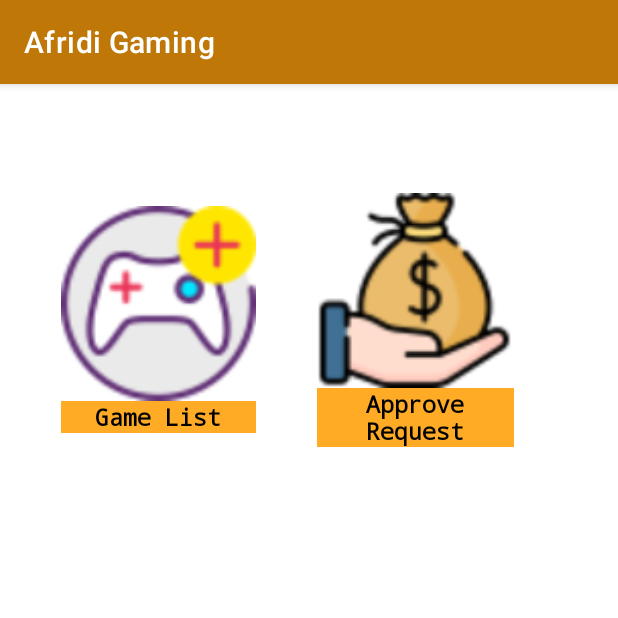
After one commit to monirozzaman/Afridi-Gaming-Frontend, an Android app: the AdminHomeActivity screen opened directly, with no data from a screen before it, on a phone screen of 412 x 824 dp, the top half of it. The commit adds this screen. Run offline under Robolectric (Android 15) with nearby library versions, the phone set to English and light mode, and no system bars.

Commit message:
Add Admin Panel

```diff
--- /dev/null
+++ b/app/src/main/java/com/itvillage/afridigaming/AdminHomeActivity.java
@@ -0,0 +1,35 @@
+package com.itvillage.afridigaming;
+
+import android.content.Intent;
+import android.os.Bundle;
+import android.view.View;
+import android.widget.LinearLayout;
+
+import androidx.appcompat.app.AppCompatActivity;
+
+public class AdminHomeActivity extends AppCompatActivity {
+    LinearLayout game_list, add_money;
+
+    @Override
+    protected void onCreate(Bundle savedInstanceState) {
+        super.onCreate(savedInstanceState);
+        setContentView(R.layout.activity_admin_home);
+
+        game_list = findViewById(R.id.game_list);
+        add_money = findViewById(R.id.add_money);
+
+        game_list.setOnClickListener(new View.OnClickListener() {
+            @Override
+            public void onClick(View v) {
+                startActivity(new Intent(getApplicationContext(), GameListActivity.class));
+            }
+        });
+        add_money.setOnClickListener(new View.OnClickListener() {
+            @Override
+            public void onClick(View v) {
+                startActivity(new Intent(getApplicationContext(), MoneyApprovalActivity.class));
+            }
+        });
+
+    }
+}
--- a/app/src/main/java/com/itvillage/afridigaming/services/SignUpService.java
+++ b/app/src/main/java/com/itvillage/afridigaming/services/SignUpService.java
@@ -23,8 +23,7 @@ public class SignUpService {
     }
 
 
-    public Observable<SignUpResponse> createPatientWithSignUP(
-                                                              String userName,
+    public Observable<SignUpResponse> createPatientWithSignUP(String userName,
                                                               String email,
                                                               String password) {
 
--- /dev/null
+++ b/app/src/main/res/layout/activity_admin_home.xml
@@ -0,0 +1,132 @@
+<?xml version="1.0" encoding="utf-8"?>
+<androidx.constraintlayout.widget.ConstraintLayout xmlns:android="http://schemas.android.com/apk/res/android"
+    xmlns:app="http://schemas.android.com/apk/res-auto"
+    xmlns:tools="http://schemas.android.com/tools"
+    android:layout_width="match_parent"
+    android:layout_height="match_parent"
+    android:background="@color/white"
+    tools:context=".AdminHomeActivity">
+
+    <LinearLayout
+        android:id="@+id/game_list"
+        android:layout_width="wrap_content"
+        android:layout_height="wrap_content"
+        android:orientation="vertical"
+        app:layout_constraintBottom_toBottomOf="parent"
+        app:layout_constraintEnd_toStartOf="@+id/add_money"
+        app:layout_constraintStart_toStartOf="parent"
+        app:layout_constraintTop_toTopOf="parent"
+        app:layout_constraintVertical_bias="0.132"
+        tools:ignore="MissingConstraints">
+
+        <ImageView
+            android:layout_width="130dp"
+            android:layout_height="130dp"
+            android:background="@drawable/add_game_icon" />
+
+        <TextView
+            android:layout_width="match_parent"
+            android:layout_height="wrap_content"
+            android:background="@color/base_color"
+            android:fontFamily="monospace"
+            android:gravity="center"
+            android:text="Game List"
+            android:textColor="@color/black"
+            android:textSize="15dp"
+            android:textStyle="bold" />
+
+    </LinearLayout>
+
+    <LinearLayout
+        android:id="@+id/add_money"
+        android:layout_width="131dp"
+        android:layout_height="170dp"
+        android:orientation="vertical"
+        app:layout_constraintBottom_toBottomOf="parent"
+        app:layout_constraintEnd_toEndOf="parent"
+        app:layout_constraintHorizontal_bias="0.752"
+        app:layout_constraintStart_toStartOf="parent"
+        app:layout_constraintTop_toTopOf="parent"
+        app:layout_constraintVertical_bias="0.121"
+        tools:ignore="MissingConstraints">
+
+        <ImageView
+            android:layout_width="130dp"
+            android:layout_height="130dp"
+            android:background="@drawable/add_money" />
+
+        <TextView
+            android:layout_width="match_parent"
+            android:layout_height="wrap_content"
+            android:background="@color/base_color"
+            android:fontFamily="monospace"
+            android:gravity="center"
+            android:text="Approve Request"
+            android:textColor="@color/black"
+            android:textSize="15dp"
+            android:textStyle="bold" />
+
+
+    </LinearLayout>
+
+<!--    <LinearLayout-->
+<!--        android:id="@+id/linearLayout255"-->
+<!--        android:layout_width="120dp"-->
+<!--        android:layout_height="120dp"-->
+<!--        android:orientation="vertical"-->
+<!--        app:layout_constraintBottom_toBottomOf="parent"-->
+<!--        app:layout_constraintEnd_toEndOf="parent"-->
+<!--        app:layout_constraintHorizontal_bias="0.752"-->
+<!--        app:layout_constraintStart_toStartOf="parent"-->
+<!--        app:layout_constraintTop_toTopOf="parent"-->
+<!--        app:layout_constraintVertical_bias="0.461"-->
+<!--        tools:ignore="MissingConstraints">-->
+<!--        <ImageView-->
+<!--            android:layout_width="130dp"-->
+<!--            android:layout_height="100dp"-->
+<!--            android:background="@drawable/free_fire" />-->
+
+<!--        <TextView-->
+<!--            android:layout_width="match_parent"-->
+<!--            android:layout_height="wrap_content"-->
+<!--            android:fontFamily="monospace"-->
+<!--            android:gravity="center"-->
+<!--            android:background="@color/base_color"-->
+<!--            android:text="Free Fire"-->
+<!--            android:textColor="@color/black"-->
+<!--            android:textSize="15dp"-->
+<!--            android:textStyle="bold" />-->
+
+
+<!--    </LinearLayout>-->
+
+<!--    <LinearLayout-->
+<!--        android:layout_width="120dp"-->
+<!--        android:layout_height="120dp"-->
+<!--        android:orientation="vertical"-->
+<!--        app:layout_constraintBottom_toBottomOf="parent"-->
+<!--        app:layout_constraintEnd_toStartOf="@+id/linearLayout255"-->
+<!--        app:layout_constraintHorizontal_bias="0.505"-->
+<!--        app:layout_constraintStart_toStartOf="parent"-->
+<!--        app:layout_constraintTop_toTopOf="parent"-->
+<!--        app:layout_constraintVertical_bias="0.461"-->
+<!--        tools:ignore="MissingConstraints">-->
+<!--        <ImageView-->
+<!--            android:layout_width="130dp"-->
+<!--            android:layout_height="100dp"-->
+<!--            android:background="@drawable/free_fire" />-->
+
+<!--        <TextView-->
+<!--            android:layout_width="match_parent"-->
+<!--            android:layout_height="wrap_content"-->
+<!--            android:fontFamily="monospace"-->
+<!--            android:gravity="center"-->
+<!--            android:text="Free Fire"-->
+<!--            android:background="@color/base_color"-->
+<!--            android:textColor="@color/black"-->
+<!--            android:textSize="15dp"-->
+<!--            android:textStyle="bold" />-->
+
+
+<!--    </LinearLayout>-->
+</androidx.constraintlayout.widget.ConstraintLayout>
```
Also changed, not shown: app/src/main/AndroidManifest.xml (+16 -9 lines), app/src/main/java/com/itvillage/afridigaming/GameListActivity.java (added, +75 -0 lines), app/src/main/java/com/itvillage/afridigaming/LoginActivity.java (+15 -1 lines), app/src/main/java/com/itvillage/afridigaming/MoneyApprovalActivity.java (added, +14 -0 lines), app/src/main/java/com/itvillage/afridigaming/adapter/GameListAdapter.java (added, +47 -0 lines), app/src/main/res/layout/activity_game_list.xml (added, +46 -0 lines), app/src/main/res/layout/activity_money_approval.xml (added, +32 -0 lines), app/src/main/res/layout/custom_game_list_items.xml (added, +35 -0 lines), app/src/main/res/drawable/add_game_icon.png (added), app/src/main/res/drawable/add_money.png (added).
